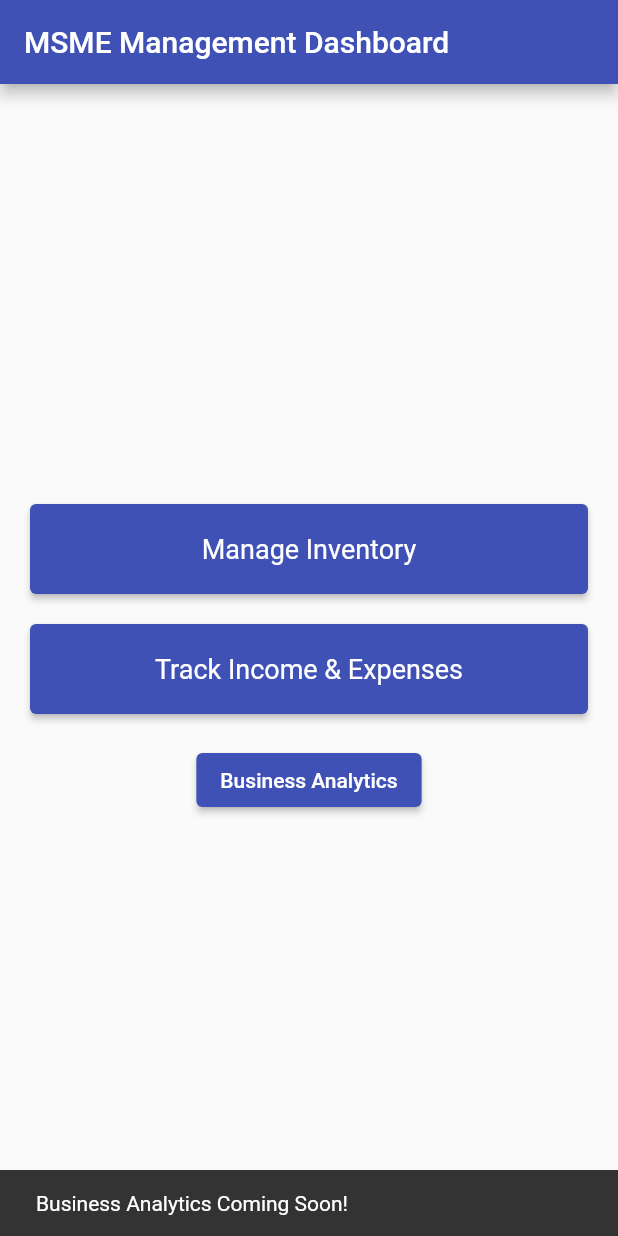
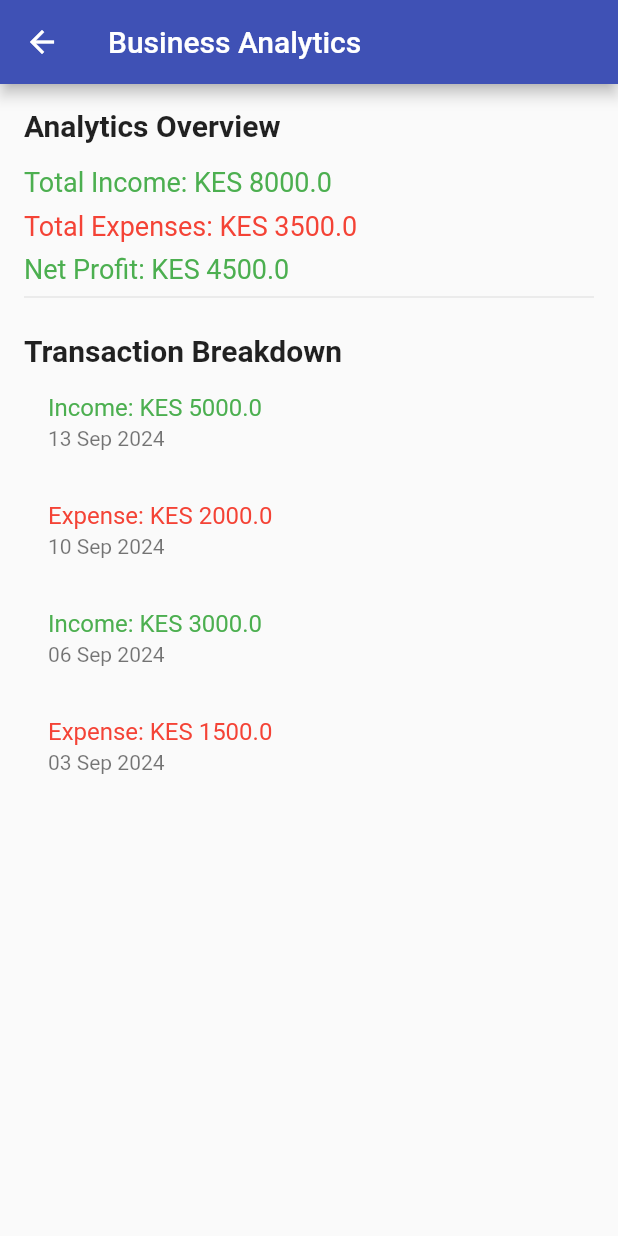
Before and after one commit to 1287Apiyo/PLP-FINAL-PROJECT, a Flutter app: the screen it shows after launch, after a tap on "Business Analytics", on a phone screen of 412 x 824 dp. Run offline on Flutter 3.47's test engine with Material 2 defaults, Android fonts, the phone set to English and light mode, and no system bars.

Commit message:
project created

```diff
--- a/msm_management_app/lib/main.dart
+++ b/msm_management_app/lib/main.dart
@@ -1,6 +1,7 @@
 import 'package:flutter/material.dart';
 import 'screens/inventory_screen.dart';
 import 'screens/income_expense_screen.dart';
+import 'screens/BusinessAnalyticsScreen.dart';
 
 void main() {
   runApp(MSMManagementApp());
@@ -48,10 +49,10 @@ class HomeScreen extends StatelessWidget {
               // Business Analytics Section (Placeholder for Future Feature)
               ElevatedButton(
                 onPressed: () {
-                  ScaffoldMessenger.of(context).showSnackBar(
-                    SnackBar(
-                      content: Text('Business Analytics Coming Soon!'),
-                    ),
+                  Navigator.push(
+                    context,
+                    MaterialPageRoute(
+                        builder: (context) => BusinessAnalyticsScreen()),
                   );
                 },
                 child: Text('Business Analytics'),
--- /dev/null
+++ b/msm_management_app/lib/screens/BusinessAnalyticsScreen.dart
@@ -0,0 +1,109 @@
+import 'package:flutter/material.dart';
+import 'package:intl/intl.dart'; // Ensure intl package is added to pubspec.yaml
+
+class BusinessAnalyticsScreen extends StatefulWidget {
+  @override
+  _BusinessAnalyticsScreenState createState() =>
+      _BusinessAnalyticsScreenState();
+}
+
+class _BusinessAnalyticsScreenState extends State<BusinessAnalyticsScreen> {
+  double totalIncome = 0.0;
+  double totalExpense = 0.0;
+  double netProfit = 0.0;
+
+  final List<Map<String, dynamic>> _transactions = [
+    {"type": "Income", "amount": 5000.0, "date": DateTime.now()},
+    {
+      "type": "Expense",
+      "amount": 2000.0,
+      "date": DateTime.now().subtract(Duration(days: 3))
+    },
+    {
+      "type": "Income",
+      "amount": 3000.0,
+      "date": DateTime.now().subtract(Duration(days: 7))
+    },
+    {
+      "type": "Expense",
+      "amount": 1500.0,
+      "date": DateTime.now().subtract(Duration(days: 10))
+    },
+  ];
+
+  @override
+  void initState() {
+    super.initState();
+    _calculateAnalytics();
+  }
+
+  void _calculateAnalytics() {
+    totalIncome = 0.0;
+    totalExpense = 0.0;
+
+    for (var transaction in _transactions) {
+      if (transaction['type'] == "Income") {
+        totalIncome += transaction['amount'];
+      } else if (transaction['type'] == "Expense") {
+        totalExpense += transaction['amount'];
+      }
+    }
+
+    netProfit = totalIncome - totalExpense;
+  }
+
+  String _formatDate(DateTime date) {
+    return DateFormat('dd MMM yyyy').format(date);
+  }
+
+  @override
+  Widget build(BuildContext context) {
+    return Scaffold(
+      appBar: AppBar(
+        title: Text('Business Analytics'),
+      ),
+      body: Padding(
+        padding: const EdgeInsets.all(16.0),
+        child: Column(
+          crossAxisAlignment: CrossAxisAlignment.start,
+          children: [
+            Text('Analytics Overview',
+                style: TextStyle(fontSize: 20, fontWeight: FontWeight.bold)),
+            SizedBox(height: 16),
+            Text('Total Income: KES $totalIncome',
+                style: TextStyle(fontSize: 18, color: Colors.green)),
+            SizedBox(height: 8),
+            Text('Total Expenses: KES $totalExpense',
+                style: TextStyle(fontSize: 18, color: Colors.red)),
+            SizedBox(height: 8),
+            Text('Net Profit: KES $netProfit',
+                style: TextStyle(
+                    fontSize: 18,
+                    color: netProfit >= 0 ? Colors.green : Colors.red)),
+            Divider(),
+            SizedBox(height: 16),
+            Text('Transaction Breakdown',
+                style: TextStyle(fontSize: 20, fontWeight: FontWeight.bold)),
+            Expanded(
+              child: ListView.builder(
+                itemCount: _transactions.length,
+                itemBuilder: (context, index) {
+                  var transaction = _transactions[index];
+                  return ListTile(
+                    title: Text(
+                        '${transaction["type"]}: KES ${transaction["amount"]}',
+                        style: TextStyle(
+                            color: transaction['type'] == "Income"
+                                ? Colors.green
+                                : Colors.red)),
+                    subtitle: Text(_formatDate(transaction['date'])),
+                  );
+                },
+              ),
+            ),
+          ],
+        ),
+      ),
+    );
+  }
+}
--- a/msm_management_app/pubspec.yaml
+++ b/msm_management_app/pubspec.yaml
@@ -30,7 +30,7 @@ environment:
 dependencies:
   flutter:
     sdk: flutter
-
+  intl: ^0.18.0  # or the latest version
 
   # The following adds the Cupertino Icons font to your application.
   # Use with the CupertinoIcons class for iOS style icons.
```
Also changed, not shown: msm_management_app/pubspec.lock.
